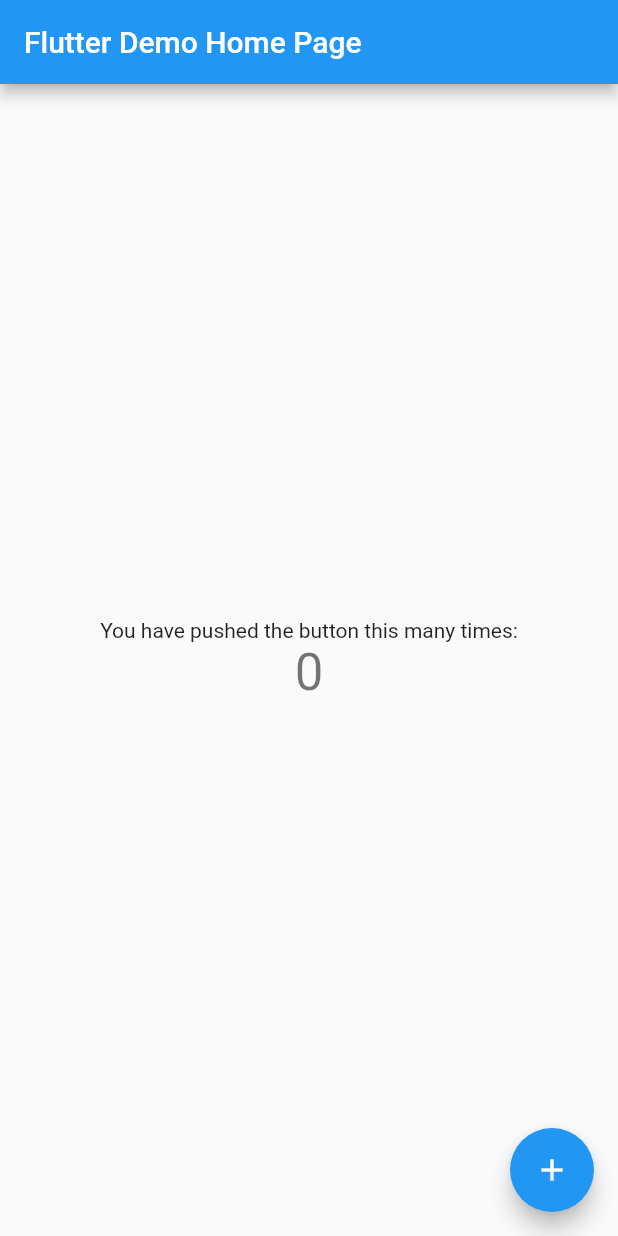
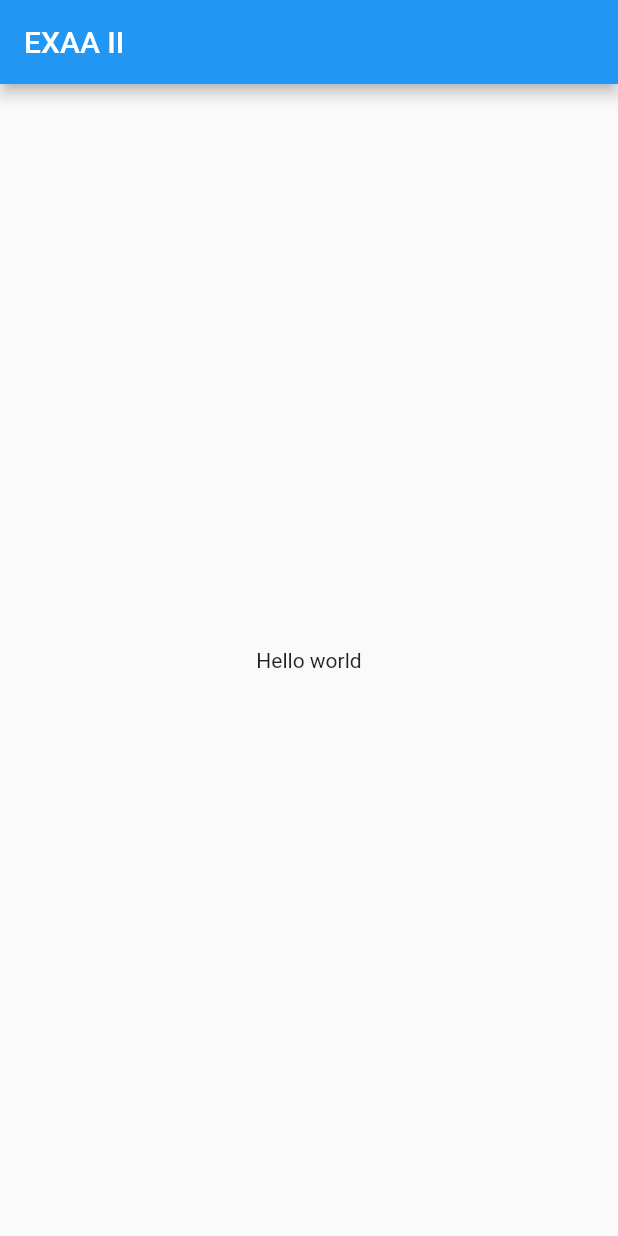
Before and after one commit to brandonrdgz/exaa_2, a Flutter app: the screen it shows after launch, on a phone screen of 412 x 824 dp. Run offline on Flutter 3.47's test engine with Material 2 defaults, Android fonts, the phone set to English and light mode, and no system bars.

Commit message:
Defining the project structure

```diff
--- a/lib/main.dart
+++ b/lib/main.dart
@@ -1,115 +1,17 @@
+import 'package:exaa_2/pages/login_page.dart';
+import 'package:exaa_2/utils/routes.dart';
 import 'package:flutter/material.dart';
 
-void main() {
-  runApp(const MyApp());
-}
+void main() => runApp(MyApp());
 
 class MyApp extends StatelessWidget {
-  const MyApp({Key? key}) : super(key: key);
-
-  // This widget is the root of your application.
   @override
   Widget build(BuildContext context) {
     return MaterialApp(
-      title: 'Flutter Demo',
-      theme: ThemeData(
-        // This is the theme of your application.
-        //
-        // Try running your application with "flutter run". You'll see the
-        // application has a blue toolbar. Then, without quitting the app, try
-        // changing the primarySwatch below to Colors.green and then invoke
-        // "hot reload" (press "r" in the console where you ran "flutter run",
-        // or simply save your changes to "hot reload" in a Flutter IDE).
-        // Notice that the counter didn't reset back to zero; the application
-        // is not restarted.
-        primarySwatch: Colors.blue,
-      ),
-      home: const MyHomePage(title: 'Flutter Demo Home Page'),
+      debugShowCheckedModeBanner: false,
+      title: 'EXAA II',
+      initialRoute: 'login',
+      routes: Routes.routes,
     );
   }
 }
-
-class MyHomePage extends StatefulWidget {
-  const MyHomePage({Key? key, required this.title}) : super(key: key);
-
-  // This widget is the home page of your application. It is stateful, meaning
-  // that it has a State object (defined below) that contains fields that affect
-  // how it looks.
-
-  // This class is the configuration for the state. It holds the values (in this
-  // case the title) provided by the parent (in this case the App widget) and
-  // used by the build method of the State. Fields in a Widget subclass are
-  // always marked "final".
-
-  final String title;
-
-  @override
-  State<MyHomePage> createState() => _MyHomePageState();
-}
-
-class _MyHomePageState extends State<MyHomePage> {
-  int _counter = 0;
-
-  void _incrementCounter() {
-    setState(() {
-      // This call to setState tells the Flutter framework that something has
-      // changed in this State, which causes it to rerun the build method below
-      // so that the display can reflect the updated values. If we changed
-      // _counter without calling setState(), then the build method would not be
-      // called again, and so nothing would appear to happen.
-      _counter++;
-    });
-  }
-
-  @override
-  Widget build(BuildContext context) {
-    // This method is rerun every time setState is called, for instance as done
-    // by the _incrementCounter method above.
-    //
-    // The Flutter framework has been optimized to make rerunning build methods
-    // fast, so that you can just rebuild anything that needs updating rather
-    // than having to individually change instances of widgets.
-    return Scaffold(
-      appBar: AppBar(
-        // Here we take the value from the MyHomePage object that was created by
-        // the App.build method, and use it to set our appbar title.
-        title: Text(widget.title),
-      ),
-      body: Center(
-        // Center is a layout widget. It takes a single child and positions it
-        // in the middle of the parent.
-        child: Column(
-          // Column is also a layout widget. It takes a list of children and
-          // arranges them vertically. By default, it sizes itself to fit its
-          // children horizontally, and tries to be as tall as its parent.
-          //
-          // Invoke "debug painting" (press "p" in the console, choose the
-          // "Toggle Debug Paint" action from the Flutter Inspector in Android
-          // Studio, or the "Toggle Debug Paint" command in Visual Studio Code)
-          // to see the wireframe for each widget.
-          //
-          // Column has various properties to control how it sizes itself and
-          // how it positions its children. Here we use mainAxisAlignment to
-          // center the children vertically; the main axis here is the vertical
-          // axis because Columns are vertical (the cross axis would be
-          // horizontal).
-          mainAxisAlignment: MainAxisAlignment.center,
-          children: <Widget>[
-            const Text(
-              'You have pushed the button this many times:',
-            ),
-            Text(
-              '$_counter',
-              style: Theme.of(context).textTheme.headline4,
-            ),
-          ],
-        ),
-      ),
-      floatingActionButton: FloatingActionButton(
-        onPressed: _incrementCounter,
-        tooltip: 'Increment',
-        child: const Icon(Icons.add),
-      ), // This trailing comma makes auto-formatting nicer for build methods.
-    );
-  }
-}
--- /dev/null
+++ b/lib/pages/dummy_pages.dart
@@ -0,0 +1 @@
+//trash
--- /dev/null
+++ b/lib/pages/login_page.dart
@@ -0,0 +1,17 @@
+import 'package:flutter/material.dart';
+
+class LoginPage extends StatelessWidget {
+  const LoginPage({Key? key}) : super(key: key);
+
+  @override
+  Widget build(BuildContext context) {
+    return Scaffold(
+      appBar: AppBar(
+        title: Text('EXAA II'),
+      ),
+      body: Center(
+        child: Text('Hello world'),
+      ),
+    );
+  }
+}
--- /dev/null
+++ b/lib/services/dummy_services.dart
@@ -0,0 +1 @@
+//trash
--- /dev/null
+++ b/lib/utils/dummy_utils.dart
@@ -0,0 +1 @@
+//trash
--- /dev/null
+++ b/lib/utils/routes.dart
@@ -0,0 +1,10 @@
+import 'package:exaa_2/pages/login_page.dart';
+import 'package:flutter/cupertino.dart';
+
+import 'package:flutter/material.dart';
+
+class Routes {
+  static Map<String, Widget Function(BuildContext)> routes = {
+    'login': (BuildContext context) => LoginPage()
+  };
+}
--- /dev/null
+++ b/lib/widgets/dummy_widgets.dart
@@ -0,0 +1 @@
+//trash
```
Also changed, not shown: 2 other files.
